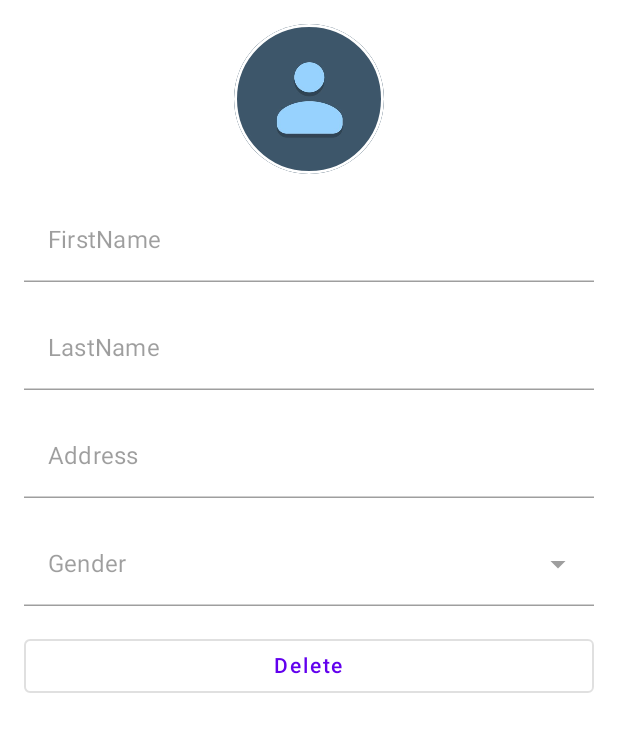
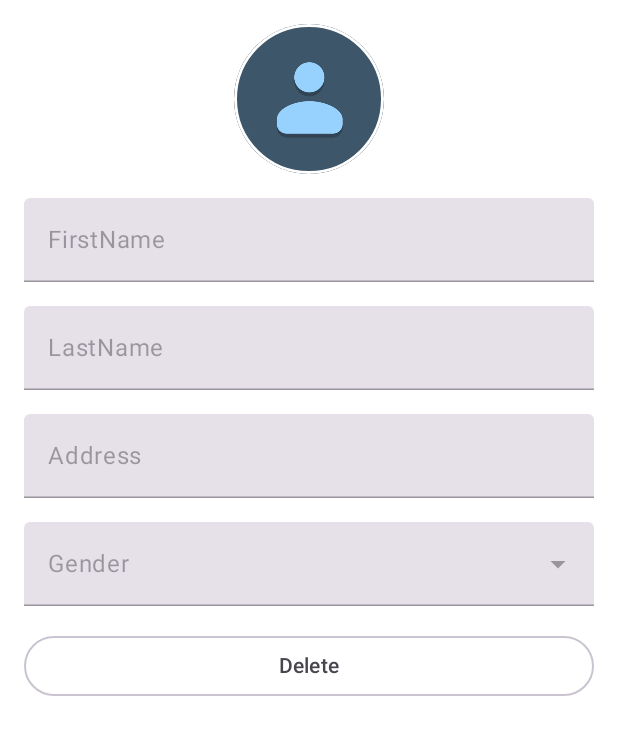
Before and after one commit to utkarsh006/Contacts-App, an Android app built with Jetpack Compose: the @Preview function DetailsBodyPreview, on a phone screen of 412 x 824 dp. Shown: the top 735 px of the screen. Run offline under Robolectric (Android 15) with nearby library versions, the phone set to English and light mode, and no system bars.

Commit message:
moving to material3

```diff
--- a/app/build.gradle
+++ b/app/build.gradle
@@ -52,8 +52,9 @@ dependencies {
 
     implementation platform('androidx.compose:compose-bom:2023.01.00')
 
-    implementation 'androidx.activity:activity-compose:1.8.0'
-    implementation "androidx.compose.material:material"
+    implementation 'androidx.activity:activity-compose:1.8.2'
+    implementation("androidx.compose.material3:material3:1.1.2")
+    implementation("androidx.compose.material3:material3-window-size-class:1.1.2")
     implementation "androidx.compose.ui:ui"
     implementation "androidx.compose.ui:ui-tooling"
     implementation "androidx.compose.ui:ui-tooling-preview"
--- a/app/src/main/java/com/example/mycontacts/MainActivity.kt
+++ b/app/src/main/java/com/example/mycontacts/MainActivity.kt
@@ -4,8 +4,8 @@ import android.os.Bundle
 import androidx.activity.ComponentActivity
 import androidx.activity.compose.setContent
 import androidx.compose.foundation.layout.fillMaxSize
-import androidx.compose.material.MaterialTheme
-import androidx.compose.material.Surface
+import androidx.compose.material3.MaterialTheme
+import androidx.compose.material3.Surface
 import androidx.compose.ui.Modifier
 import com.example.mycontacts.ui.theme.MyContactsTheme
 import dagger.hilt.android.AndroidEntryPoint
@@ -18,7 +18,7 @@ class MainActivity : ComponentActivity() {
             MyContactsTheme {
                 Surface(
                     modifier = Modifier.fillMaxSize(),
-                    color = MaterialTheme.colors.background
+                    color = MaterialTheme.colorScheme.background
                 ) {
                     ContactsApp()
                 }
--- a/app/src/main/java/com/example/mycontacts/presentation/contact/detailScreen/DeleteConfirmationScreen.kt
+++ b/app/src/main/java/com/example/mycontacts/presentation/contact/detailScreen/DeleteConfirmationScreen.kt
@@ -1,9 +1,9 @@
 package com.example.mycontacts.presentation.contact.detailScreen
 
 import androidx.compose.foundation.layout.padding
-import androidx.compose.material.AlertDialog
-import androidx.compose.material.Text
-import androidx.compose.material.TextButton
+import androidx.compose.material3.AlertDialog
+import androidx.compose.material3.Text
+import androidx.compose.material3.TextButton
 import androidx.compose.runtime.Composable
 import androidx.compose.runtime.collectAsState
 import androidx.compose.runtime.getValue
--- a/app/src/main/java/com/example/mycontacts/presentation/contact/detailScreen/DetailsBodyScreen.kt
+++ b/app/src/main/java/com/example/mycontacts/presentation/contact/detailScreen/DetailsBodyScreen.kt
@@ -11,9 +11,9 @@ import androidx.compose.foundation.layout.size
 import androidx.compose.foundation.rememberScrollState
 import androidx.compose.foundation.shape.CircleShape
 import androidx.compose.foundation.verticalScroll
-import androidx.compose.material.MaterialTheme
-import androidx.compose.material.OutlinedButton
-import androidx.compose.material.Text
+import androidx.compose.material3.MaterialTheme
+import androidx.compose.material3.OutlinedButton
+import androidx.compose.material3.Text
 import androidx.compose.runtime.Composable
 import androidx.compose.runtime.getValue
 import androidx.compose.runtime.mutableStateOf
@@ -55,7 +55,7 @@ fun DetailsBody(
                     .clip(CircleShape)
                     .border(
                         width = 2.dp,
-                        color = MaterialTheme.colors.onPrimary,
+                        color = MaterialTheme.colorScheme.onPrimary,
                         shape = CircleShape
                     )
             )
@@ -68,8 +68,7 @@ fun DetailsBody(
 
         OutlinedButton(
             onClick = { deleteConfirmationRequired = true },
-            modifier = modifier
-                .fillMaxWidth()
+            modifier = modifier.fillMaxWidth()
         ) {
             Text(text = stringResource(R.string.delete_button))
         }
--- a/app/src/main/java/com/example/mycontacts/presentation/contact/editScreen/EditScreen.kt
+++ b/app/src/main/java/com/example/mycontacts/presentation/contact/editScreen/EditScreen.kt
@@ -2,8 +2,8 @@ package com.example.mycontacts.presentation.contact.editScreen
 
 import androidx.compose.foundation.background
 import androidx.compose.foundation.layout.padding
-import androidx.compose.material.MaterialTheme
-import androidx.compose.material.Scaffold
+import androidx.compose.material3.MaterialTheme
+import androidx.compose.material3.Scaffold
 import androidx.compose.runtime.Composable
 import androidx.compose.runtime.rememberCoroutineScope
 import androidx.compose.ui.Modifier
@@ -51,7 +51,7 @@ fun EditScreen(
             },
             modifier = modifier
                 .padding(innerPadding)
-                .background(MaterialTheme.colors.background)
+                .background(MaterialTheme.colorScheme.background)
         )
     }
 }
--- a/app/src/main/java/com/example/mycontacts/presentation/contact/entryScreen/ContactInputFormScreen.kt
+++ b/app/src/main/java/com/example/mycontacts/presentation/contact/entryScreen/ContactInputFormScreen.kt
@@ -3,13 +3,13 @@ package com.example.mycontacts.presentation.contact.entryScreen
 import androidx.compose.foundation.layout.Arrangement
 import androidx.compose.foundation.layout.Column
 import androidx.compose.foundation.layout.fillMaxWidth
-import androidx.compose.material.DropdownMenuItem
-import androidx.compose.material.ExperimentalMaterialApi
-import androidx.compose.material.ExposedDropdownMenuBox
-import androidx.compose.material.ExposedDropdownMenuDefaults
-import androidx.compose.material.Text
-import androidx.compose.material.TextField
-import androidx.compose.material.TextFieldDefaults
+import androidx.compose.material3.DropdownMenuItem
+import androidx.compose.material3.ExperimentalMaterial3Api
+import androidx.compose.material3.ExposedDropdownMenuBox
+import androidx.compose.material3.ExposedDropdownMenuDefaults
+import androidx.compose.material3.Text
+import androidx.compose.material3.TextField
+import androidx.compose.material3.TextFieldDefaults
 import androidx.compose.runtime.Composable
 import androidx.compose.runtime.getValue
 import androidx.compose.runtime.mutableStateOf
@@ -24,7 +24,7 @@ import androidx.compose.ui.unit.dp
 import com.example.mycontacts.R
 import com.example.mycontacts.presentation.contact.ContactUiState
 
-@OptIn(ExperimentalMaterialApi::class)
+@OptIn(ExperimentalMaterial3Api::class)
 @Composable
 fun ContactInputForm(
     contactUiState: ContactUiState,
@@ -45,8 +45,8 @@ fun ContactInputForm(
             enabled = enabled,
             textStyle = TextStyle(color = Color.Black),
             singleLine = true,
-            colors = TextFieldDefaults.textFieldColors(
-                backgroundColor = Color.White,
+            colors = TextFieldDefaults.colors(
+                focusedContainerColor = Color.White,
                 focusedIndicatorColor = Color.Transparent,
             )
         )
@@ -59,8 +59,8 @@ fun ContactInputForm(
             enabled = enabled,
             textStyle = TextStyle(color = Color.Black),
             singleLine = true,
-            colors = TextFieldDefaults.textFieldColors(
-                backgroundColor = Color.White,
+            colors = TextFieldDefaults.colors(
+                focusedContainerColor = Color.White,
                 focusedIndicatorColor = Color.Transparent,
             )
         )
@@ -73,8 +73,8 @@ fun ContactInputForm(
             enabled = enabled,
             textStyle = TextStyle(color = Color.Black),
             singleLine = true,
-            colors = TextFieldDefaults.textFieldColors(
-                backgroundColor = Color.White,
+            colors = TextFieldDefaults.colors(
+                focusedContainerColor = Color.White,
                 focusedIndicatorColor = Color.Transparent,
             )
         )
@@ -98,24 +98,24 @@ fun ContactInputForm(
                 enabled = enabled,
                 textStyle = TextStyle(color = Color.Black),
                 singleLine = true,
-                colors = TextFieldDefaults.textFieldColors(
-                    backgroundColor = Color.White,
+                colors = TextFieldDefaults.colors(
+                    focusedContainerColor = Color.White,
                     focusedIndicatorColor = Color.Transparent,
                 )
             )
-            if(enabled) {
+            if (enabled) {
                 ExposedDropdownMenu(
                     expanded = expanded,
-                    onDismissRequest = { expanded = false },
+                    onDismissRequest = { expanded = false }
                 ) {
                     genderList.forEach { item ->
                         DropdownMenuItem(
+                            text = { Text(text = item) },
                             onClick = {
                                 onValueChange(contactUiState.copy(gender = item))
                                 expanded = false
-                            }) {
-                            Text(text = item)
-                        }
+                            }
+                        )
                     }
                 }
             }
--- a/app/src/main/java/com/example/mycontacts/presentation/contact/entryScreen/EntryScreen.kt
+++ b/app/src/main/java/com/example/mycontacts/presentation/contact/entryScreen/EntryScreen.kt
@@ -2,8 +2,8 @@ package com.example.mycontacts.presentation.contact.entryScreen
 
 import androidx.compose.foundation.background
 import androidx.compose.foundation.layout.padding
-import androidx.compose.material.MaterialTheme
-import androidx.compose.material.Scaffold
+import androidx.compose.material3.MaterialTheme
+import androidx.compose.material3.Scaffold
 import androidx.compose.runtime.Composable
 import androidx.compose.runtime.rememberCoroutineScope
 import androidx.compose.ui.Modifier
@@ -46,7 +46,7 @@ fun EntryScreen(
             },
             modifier = modifier
                 .padding(innerPadding)
-                .background(MaterialTheme.colors.background)
+                .background(MaterialTheme.colorScheme.background)
         )
     }
 }
--- a/app/src/main/java/com/example/mycontacts/presentation/homeScreen/composables/ContactItemsScreen.kt
+++ b/app/src/main/java/com/example/mycontacts/presentation/homeScreen/composables/ContactItemsScreen.kt
@@ -13,7 +13,7 @@ import androidx.compose.foundation.layout.padding
 import androidx.compose.foundation.layout.size
 import androidx.compose.foundation.layout.width
 import androidx.compose.foundation.shape.CircleShape
-import androidx.compose.material.Text
+import androidx.compose.material3.Text
 import androidx.compose.runtime.Composable
 import androidx.compose.ui.Alignment
 import androidx.compose.ui.Modifier
--- a/app/src/main/java/com/example/mycontacts/presentation/homeScreen/composables/HomeBody.kt
+++ b/app/src/main/java/com/example/mycontacts/presentation/homeScreen/composables/HomeBody.kt
@@ -5,7 +5,7 @@ import androidx.compose.foundation.layout.Arrangement
 import androidx.compose.foundation.layout.Column
 import androidx.compose.foundation.layout.fillMaxSize
 import androidx.compose.foundation.layout.size
-import androidx.compose.material.Text
+import androidx.compose.material3.Text
 import androidx.compose.runtime.Composable
 import androidx.compose.ui.Alignment
 import androidx.compose.ui.Modifier
--- a/app/src/main/java/com/example/mycontacts/ui/theme/Shape.kt
+++ b/app/src/main/java/com/example/mycontacts/ui/theme/Shape.kt
@@ -1,7 +1,7 @@
 package com.example.mycontacts.ui.theme
 
 import androidx.compose.foundation.shape.RoundedCornerShape
-import androidx.compose.material.Shapes
+import androidx.compose.material3.Shapes
 import androidx.compose.ui.unit.dp
 
 val Shapes = Shapes(
```
Also changed, not shown: app/src/main/java/com/example/mycontacts/ContactsApp.kt (+14 -6 lines), app/src/main/java/com/example/mycontacts/presentation/contact/detailScreen/DetailsScreen.kt (+6 -6 lines), app/src/main/java/com/example/mycontacts/presentation/contact/entryScreen/EntryBodyScreen.kt (+4 -4 lines), app/src/main/java/com/example/mycontacts/presentation/homeScreen/HomeScreen.kt (+6 -6 lines), app/src/main/java/com/example/mycontacts/presentation/homeScreen/composables/ContactListScreen.kt (+11 -10 lines), app/src/main/java/com/example/mycontacts/ui/theme/Theme.kt (+8 -8 lines), app/src/main/java/com/example/mycontacts/ui/theme/Type.kt (+3 -4 lines).
